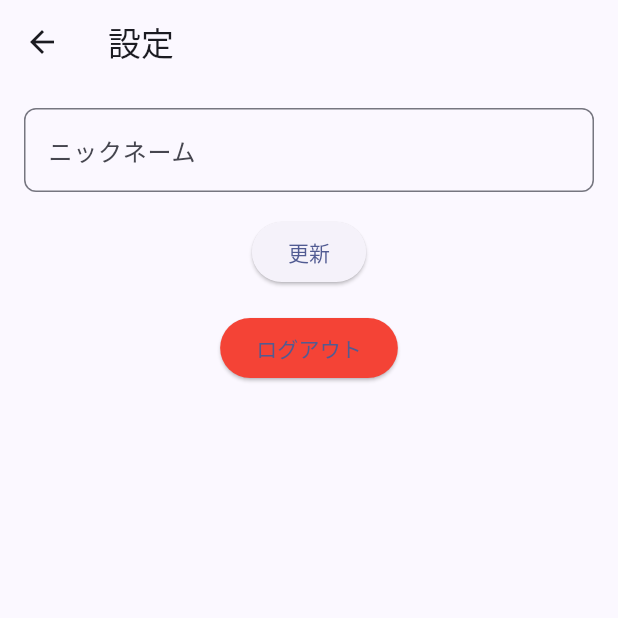
After one commit to Fukumoto0141/2024-flutter-class, a Flutter app: the screen it shows once a user with an empty profile is signed in, after a tap on the "settings" icon, on a phone screen of 412 x 824 dp, the top half of it. The commit adds this screen. Run offline on Flutter 3.47's test engine with Material 3 defaults, Android fonts, the phone set to English and light mode, and no system bars; our stand-ins replace cloud_firestore, firebase_auth, firebase_core; accounts and stored records are empty; network calls fail.

Commit message:
共有機能の追加

```diff
--- a/book_app/lib/main.dart
+++ b/book_app/lib/main.dart
@@ -5,6 +5,7 @@ import 'firebase_options.dart'; // Firebase の設定オプションをインポ
 import 'package:firebase_auth/firebase_auth.dart'; // Firebase Auth パッケージをインポート
 import 'screens/book_list_page.dart'; // 書籍リストページをインポート
 import 'screens/login_page.dart'; // ログインページをインポート
+import 'screens/timeline_page.dart'; // タイムラインページをインポート
 
 // main 関数: アプリケーションのエントリーポイント
 void main() async {
@@ -40,7 +41,7 @@ class MyApp extends StatelessWidget {
           }
           // データ（ユーザー情報）がある場合は書籍リストページを表示
           if (snapshot.hasData) {
-            return const BookListPage();
+            return const HomePage();
           }
           // データがない場合はログインページを表示
           return const LoginPage();
@@ -49,3 +50,40 @@ class MyApp extends StatelessWidget {
     );
   }
 }
+
+// ホーム画面: タイムラインとマイ書籍の切り替えを行うボトムナビ付き
+class HomePage extends StatefulWidget {
+  const HomePage({super.key});
+
+  @override
+  State<HomePage> createState() => _HomePageState();
+}
+
+class _HomePageState extends State<HomePage> {
+  int _selectedIndex = 0;
+  static const List<Widget> _pages = [
+    const TimelinePage(),
+    const BookListPage(),
+  ];
+
+  void _onItemTapped(int index) {
+    setState(() {
+      _selectedIndex = index;
+    });
+  }
+
+  @override
+  Widget build(BuildContext context) {
+    return Scaffold(
+      body: _pages[_selectedIndex],
+      bottomNavigationBar: BottomNavigationBar(
+        currentIndex: _selectedIndex,
+        items: const [
+          BottomNavigationBarItem(icon: Icon(Icons.timeline), label: 'タイムライン'),
+          BottomNavigationBarItem(icon: Icon(Icons.book), label: 'マイ書籍'),
+        ],
+        onTap: _onItemTapped,
+      ),
+    );
+  }
+}
--- a/book_app/lib/screens/login_page.dart
+++ b/book_app/lib/screens/login_page.dart
@@ -2,6 +2,7 @@
 import 'package:flutter/material.dart';
 // Firebase Auth パッケージをインポート
 import 'package:firebase_auth/firebase_auth.dart';
+import 'package:cloud_firestore/cloud_firestore.dart';
 import '../widgets/custom_text_field.dart';
 import '../widgets/custom_button.dart';
 
@@ -19,6 +20,8 @@ class _LoginPageState extends State<LoginPage> {
   final emailController = TextEditingController();
   // パスワード入力用の TextEditingController
   final passwordController = TextEditingController();
+  // ニックネーム入力用の TextEditingController
+  final nicknameController = TextEditingController();
   // ログインモードか新規登録モードかを管理するフラグ (true: ログイン, false: 新規登録)
   bool isLogin = true;
   // エラーメッセージを格納する文字列
@@ -36,11 +39,17 @@ class _LoginPageState extends State<LoginPage> {
         );
       } else {
         // 新規登録モードの場合
-        // メールアドレスとパスワードでユーザーを作成
-        await FirebaseAuth.instance.createUserWithEmailAndPassword(
+        final credential = await FirebaseAuth.instance.createUserWithEmailAndPassword(
           email: emailController.text,
           password: passwordController.text,
         );
+        // ユーザー作成後にニックネームを Firestore に保存
+        final user = credential.user;
+        if (user != null) {
+          await FirebaseFirestore.instance.collection('users').doc(user.uid).set({
+            'nickname': nicknameController.text,
+          });
+        }
       }
     } on FirebaseAuthException catch (e) {
       // Firebase Auth 関連のエラーが発生した場合
@@ -73,6 +82,13 @@ class _LoginPageState extends State<LoginPage> {
                       style: Theme.of(context).textTheme.headlineMedium, // テキストスタイル
                     ),
                     const SizedBox(height: 16), // スペーサー
+                    // ニックネーム入力フィールド (新規登録時のみ)
+                    if (!isLogin)
+                      CustomTextField(
+                        controller: nicknameController,
+                        labelText: 'ニックネーム',
+                      ),
+                    const SizedBox(height: 8), // スペーサー
                     // メールアドレス入力フィールド
                     CustomTextField(
                       controller: emailController,
--- /dev/null
+++ b/book_app/lib/screens/settings_page.dart
@@ -0,0 +1,98 @@
+// Flutter パッケージをインポート
+import 'package:flutter/material.dart';
+import 'package:firebase_auth/firebase_auth.dart';
+import 'package:cloud_firestore/cloud_firestore.dart';
+import '../widgets/custom_text_field.dart';
+import '../services/auth_service.dart';
+import 'login_page.dart';
+
+// 設定画面: ニックネームの表示・変更
+class SettingsPage extends StatefulWidget {
+  const SettingsPage({Key? key}) : super(key: key);
+
+  @override
+  State<SettingsPage> createState() => _SettingsPageState();
+}
+
+class _SettingsPageState extends State<SettingsPage> {
+  final nicknameController = TextEditingController();
+  bool _loading = true;
+
+  @override
+  void initState() {
+    super.initState();
+    _loadNickname();
+  }
+
+  Future<void> _loadNickname() async {
+    final user = FirebaseAuth.instance.currentUser;
+    if (user != null) {
+      final doc = await FirebaseFirestore.instance
+          .collection('users')
+          .doc(user.uid)
+          .get();
+      final data = doc.data();
+      if (data != null && data['nickname'] != null) {
+        nicknameController.text = data['nickname'];
+      }
+    }
+    setState(() {
+      _loading = false;
+    });
+  }
+
+  Future<void> _updateNickname() async {
+    final user = FirebaseAuth.instance.currentUser;
+    if (user != null) {
+      await FirebaseFirestore.instance
+          .collection('users')
+          .doc(user.uid)
+          .update({
+        'nickname': nicknameController.text,
+      });
+      ScaffoldMessenger.of(context).showSnackBar(
+        const SnackBar(content: Text('ニックネームを更新しました')),
+      );
+    }
+  }
+
+  Future<void> _logout() async {
+    await AuthService().signOut();
+    Navigator.of(context).pushReplacement(
+      MaterialPageRoute(builder: (context) => const LoginPage()),
+    );
+  }
+
+  @override
+  Widget build(BuildContext context) {
+    return Scaffold(
+      appBar: AppBar(title: const Text('設定')),
+      body: _loading
+          ? const Center(child: CircularProgressIndicator())
+          : Padding(
+              padding: const EdgeInsets.all(16),
+              child: Column(
+                children: [
+                  CustomTextField(
+                    controller: nicknameController,
+                    labelText: 'ニックネーム',
+                  ),
+                  const SizedBox(height: 16),
+                  ElevatedButton(
+                    onPressed: _updateNickname,
+                    child: const Text('更新'),
+                  ),
+                  const SizedBox(height: 16), // ログアウト用スペーサー
+                  ElevatedButton(
+                    onPressed: _logout,
+                    style: ElevatedButton.styleFrom(
+                      backgroundColor: Colors.red,
+                    ),
+                    child: const Text('ログアウト'),
+                  ),
+                ],
+              ),
+            ),
+    );
+  }
+}
```
Also changed, not shown: book_app/lib/screens/book_list_page.dart (+9 -3 lines), book_app/lib/screens/timeline_page.dart (added, +220 -0 lines).
